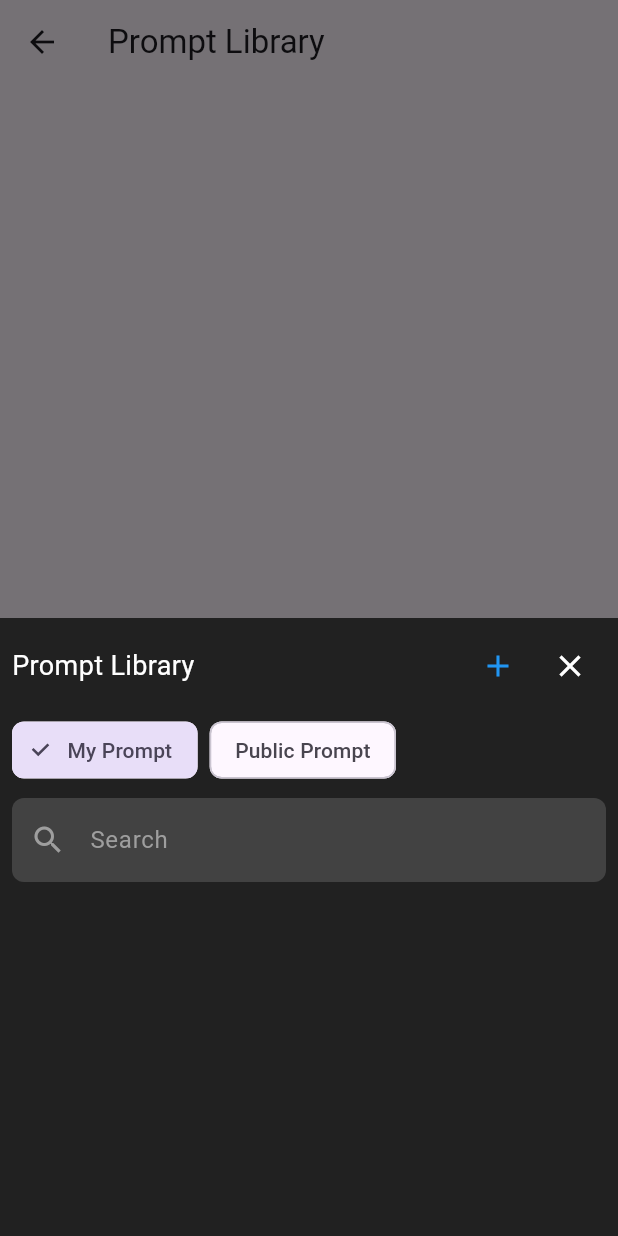
After one commit to chaukietck25/Knowledge-based-BOT, a Flutter app: the HomeScreen screen opened directly, after a tap on "Open Prompt Library", on a phone screen of 412 x 824 dp. The commit adds this screen. Run offline on Flutter 3.47's test engine with Material 3 defaults, Android fonts, the phone set to English and light mode, and no system bars; our stand-ins replace file_picker, flutter_svg, image_picker, rive.

Commit message:
add prompt screen UI

```diff
--- /dev/null
+++ b/knowledge_based_bot/lib/Views/prompts library/prompts_library_screens.dart
@@ -0,0 +1,393 @@
+import 'package:flutter/material.dart';
+
+class HomeScreen extends StatelessWidget {
+  @override
+  Widget build(BuildContext context) {
+    return Scaffold(
+      appBar: AppBar(
+        title: Text('Prompt Library'),
+      ),
+      body: Center(
+        child: ElevatedButton(
+          onPressed: () {
+            showModalBottomSheet(
+              context: context,
+              builder: (context) => PromptLibraryModal(),
+              isScrollControlled: true,
+            );
+          },
+          child: Text('Open Prompt Library'),
+        ),
+      ),
+    );
+  }
+}
+
+class PromptLibraryModal extends StatefulWidget {
+  @override
+  _PromptLibraryModalState createState() => _PromptLibraryModalState();
+}
+
+class _PromptLibraryModalState extends State<PromptLibraryModal> {
+  bool isMyPromptSelected = true;
+  bool showAllCategories = false;
+
+  @override
+  Widget build(BuildContext context) {
+    return DraggableScrollableSheet(
+      expand: false,
+      builder: (context, scrollController) {
+        return Container(
+          color: Colors.grey[900],
+          child: Column(
+            children: [
+              Padding(
+                padding: const EdgeInsets.all(8.0),
+                child: Row(
+                  mainAxisAlignment: MainAxisAlignment.spaceBetween,
+                  children: [
+                    Text(
+                      'Prompt Library',
+                      style: TextStyle(color: Colors.white, fontSize: 18),
+                    ),
+                    Row(
+                      children: [
+                        IconButton(
+                          icon: Icon(Icons.add, color: Colors.blue),
+                          onPressed: () {
+                            showDialog(
+                              context: context,
+                              builder: (context) => NewPromptDialog(),
+                            );
+                          },
+                        ),
+                        IconButton(
+                          icon: Icon(Icons.close, color: Colors.white),
+                          onPressed: () => Navigator.pop(context),
+                        ),
+                      ],
+                    )
+                  ],
+                ),
+              ),
+              Padding(
+                padding: const EdgeInsets.symmetric(horizontal: 8.0),
+                child: Row(
+                  children: [
+                    ChoiceChip(
+                      label: Text('My Prompt'),
+                      selected: isMyPromptSelected,
+                      onSelected: (selected) {
+                        setState(() {
+                          isMyPromptSelected = true;
+                        });
+                      },
+                    ),
+                    SizedBox(width: 8),
+                    ChoiceChip(
+                      label: Text('Public Prompt'),
+                      selected: !isMyPromptSelected,
+                      onSelected: (selected) {
+                        setState(() {
+                          isMyPromptSelected = false;
+                        });
+                      },
+                    ),
+                  ],
+                ),
+              ),
+              Padding(
+                padding: const EdgeInsets.all(8.0),
+                child: TextField(
+                  decoration: InputDecoration(
+                    filled: true,
+                    fillColor: Colors.grey[800],
+                    prefixIcon: Icon(Icons.search, color: Colors.grey),
+                    hintText: 'Search',
+                    hintStyle: TextStyle(color: Colors.grey),
+                    border: OutlineInputBorder(
+                      borderRadius: BorderRadius.circular(8),
+                      borderSide: BorderSide.none,
+                    ),
+                  ),
+                ),
+              ),
+              if (!isMyPromptSelected)
+                Padding(
+                  padding: const EdgeInsets.all(8.0),
+                  child: Column(
+                    children: [
+                      SingleChildScrollView(
+                        scrollDirection: Axis.horizontal,
+                        child: Row(
+                          children: [
+                            FilterChip(label: Text('All'), onSelected: (_) {}),
+                            const SizedBox(width: 8),
+                            FilterChip(
+                                label: Text('Other'), onSelected: (_) {}),
+                            const SizedBox(width: 8),
+                            FilterChip(
+                                label: Text('Writing'), onSelected: (_) {}),
+                            const SizedBox(width: 8),
+                            FilterChip(
+                                label: Text('Marketing'), onSelected: (_) {}),
+                            const SizedBox(width: 8),
+                            FilterChip(
+                                label: Text('Chatbot'), onSelected: (_) {}),
+                            const SizedBox(width: 8),
+                            FilterChip(label: Text('Seo'), onSelected: (_) {}),
+                            const SizedBox(width: 8),
+                            FilterChip(
+                                label: Text('Career'), onSelected: (_) {}),
+                            const SizedBox(width: 8),
+                            FilterChip(
+                                label: Text('Coding'), onSelected: (_) {}),
+                            const SizedBox(width: 8),
+                            FilterChip(
+                                label: Text('Productivity'),
+                                onSelected: (_) {}),
+                            const SizedBox(width: 8),
+                            FilterChip(
+                                label: Text('Education'), onSelected: (_) {}),
+                            const SizedBox(width: 8),
+                            FilterChip(
+                                label: Text('Business'), onSelected: (_) {}),
+                            const SizedBox(width: 8),
+                            FilterChip(label: Text('Fun'), onSelected: (_) {}),
+                          ],
+                        ),
+                      ),
+                      if (!showAllCategories)
+                        IconButton(
+                          icon:
+                              Icon(Icons.arrow_drop_down, color: Colors.white),
+                          onPressed: () {
+                            setState(() {
+                              showAllCategories = true;
+                            });
+                          },
+                        ),
+                      if (showAllCategories)
+                        Wrap(
+                          spacing: 8.0,
+                          children: [
+                            FilterChip(label: Text('All'), onSelected: (_) {}),
+                            FilterChip(
+                                label: Text('Other'), onSelected: (_) {}),
+                            FilterChip(
+                                label: Text('Writing'), onSelected: (_) {}),
+                            FilterChip(
+                                label: Text('Marketing'), onSelected: (_) {}),
+                            FilterChip(
+                                label: Text('Chatbot'), onSelected: (_) {}),
+                            FilterChip(label: Text('Seo'), onSelected: (_) {}),
+                            FilterChip(
+                                label: Text('Career'), onSelected: (_) {}),
+                            FilterChip(
+                                label: Text('Coding'), onSelected: (_) {}),
+                            FilterChip(
+                                label: Text('Productivity'),
+                                onSelected: (_) {}),
+                            FilterChip(
+                                label: Text('Education'), onSelected: (_) {}),
+                            FilterChip(
+                                label: Text('Business'), onSelected: (_) {}),
+                            FilterChip(label: Text('Fun'), onSelected: (_) {}),
+                            IconButton(
+                              icon: Icon(Icons.arrow_drop_up,
+                                  color: Colors.white),
+                              onPressed: () {
+                                setState(() {
+                                  showAllCategories = false;
+                                });
+                              },
+                            ),
+                          ],
+                        ),
+                    ],
+                  ),
+                ),
+            ],
+          ),
+        );
+      },
+    );
+  }
+}
+
+class NewPromptDialog extends StatefulWidget {
+  @override
+  _NewPromptDialogState createState() => _NewPromptDialogState();
+}
+
+class _NewPromptDialogState extends State<NewPromptDialog> {
+  bool isPrivatePrompt = true;
+  String selectedLanguage = 'English';
+  String selectedCategory = 'Business';
+
+  @override
+  Widget build(BuildContext context) {
+    return AlertDialog(
+      backgroundColor: Colors.grey[900],
+      contentPadding: EdgeInsets.all(16.0),
+      title: Row(
+        mainAxisAlignment: MainAxisAlignment.spaceBetween,
+        children: [
+          Text(
+            'New Prompt',
+            style: TextStyle(color: Colors.white),
+          ),
+          IconButton(
+            icon: Icon(Icons.close, color: Colors.white),
+            onPressed: () => Navigator.pop(context),
+          ),
+        ],
+      ),
+      content: SingleChildScrollView(
+        child: Column(
+          crossAxisAlignment: CrossAxisAlignment.start,
+          children: [
+            Row(
+              children: [
+                ChoiceChip(
+                  label: Text('Private Prompt'),
+                  selected: isPrivatePrompt,
+                  onSelected: (selected) {
+                    setState(() {
+                      isPrivatePrompt = true;
+                    });
+                  },
+                ),
+                SizedBox(width: 8),
+                ChoiceChip(
+                  label: Text('Public Prompt'),
+                  selected: !isPrivatePrompt,
+                  onSelected: (selected) {
+                    setState(() {
+                      isPrivatePrompt = false;
+                    });
+                  },
+                ),
+              ],
+            ),
+            if (!isPrivatePrompt) ...[
+              SizedBox(height: 16),
+              Text(
+                'Prompt Language',
+                style: TextStyle(color: Colors.white),
+              ),
+              DropdownButton<String>(
+                value: selectedLanguage,
+                dropdownColor: Colors.grey[800],
+                items: <String>['English', 'Vietnamese', 'Spanish']
+                    .map<DropdownMenuItem<String>>((String value) {
+                  return DropdownMenuItem<String>(
+                    value: value,
+                    child: Text(value, style: TextStyle(color: Colors.white)),
+                  );
+                }).toList(),
+                onChanged: (String? newValue) {
+                  setState(() {
+                    selectedLanguage = newValue!;
+                  });
+                },
+              ),
+            ],
+            SizedBox(height: 16),
+            Text(
+              'Name',
+              style: TextStyle(color: Colors.white),
+            ),
+            TextField(
+              style: TextStyle(color: Colors.white),
+              decoration: InputDecoration(
+                filled: true,
+                fillColor: Colors.grey[800],
+                hintText: 'Name of the prompt',
+                hintStyle: TextStyle(color: Colors.grey),
+                border: OutlineInputBorder(
+                  borderRadius: BorderRadius.circular(8),
+                  borderSide: BorderSide.none,
+                ),
+              ),
+            ),
+            if (!isPrivatePrompt) ...[
+              SizedBox(height: 16),
+              Text(
+                'Category',
+                style: TextStyle(color: Colors.white),
+              ),
+              DropdownButton<String>(
+                value: selectedCategory,
+                dropdownColor: Colors.grey[800],
+                items: <String>[
+                  'Business',
+                  'Marketing',
+                  'Education',
+                  'Technology'
+                ].map<DropdownMenuItem<String>>((String value) {
+                  return DropdownMenuItem<String>(
+                    value: value,
+                    child: Text(value, style: TextStyle(color: Colors.white)),
+                  );
+                }).toList(),
+                onChanged: (String? newValue) {
+                  setState(() {
+                    selectedCategory = newValue!;
+                  });
+                },
+              ),
+            ],
+            SizedBox(height: 16),
+            Text(
+              'Description (Optional)',
+              style: TextStyle(color: Colors.white),
+            ),
+            TextField(
+              style: TextStyle(color: Colors.white),
+              decoration: InputDecoration(
+                filled: true,
+                fillColor: Colors.grey[800],
+                hintText: 'Describe your prompt so others can have a better understanding',
+                hintStyle: TextStyle(color: Colors.grey),
+                border: OutlineInputBorder(
+                  borderRadius: BorderRadius.circular(8),
+                  borderSide: BorderSide.none,
+                ),
+              ),
+            ),
+            SizedBox(height: 16),
+            Text(
+              'Prompt',
+              style: TextStyle(color: Colors.white),
+            ),
+            TextField(
+              style: TextStyle(color: Colors.white),
+              maxLines: 4,
+              decoration: InputDecoration(
+                filled: true,
+                fillColor: Colors.grey[800],
+                hintText: 'Use square brackets [ ] to specify user input.',
+                hintStyle: TextStyle(color: Colors.grey),
+                border: OutlineInputBorder(
+                  borderRadius: BorderRadius.circular(8),
+                  borderSide: BorderSide.none,
+                ),
+              ),
+            ),
+          ],
+        ),
+      ),
+      actions: [
+        TextButton(
+          onPressed: () => Navigator.pop(context),
+          child: Text('Cancel', style: TextStyle(color: Colors.white)),
+        ),
+        ElevatedButton(
+          onPressed: () {},
+          child: Text('Save'),
+        ),
+      ],
+    );
+  }
+}
--- a/knowledge_based_bot/lib/main.dart
+++ b/knowledge_based_bot/lib/main.dart
@@ -9,6 +9,8 @@ import 'package:knowledge_based_bot/views/email_reply/emailReply_screen.dart';
 import 'package:knowledge_based_bot/Views/bot_screen.dart';
 import 'package:knowledge_based_bot/Views/chat_settings.dart';
 import 'package:knowledge_based_bot/Views/home_screen.dart';
+
+//import 'Views/prompts library/prompts_library_screens.dart';
 
 void main() => runApp(const MyApp());
 
```
Also changed, not shown: 1 other file.
